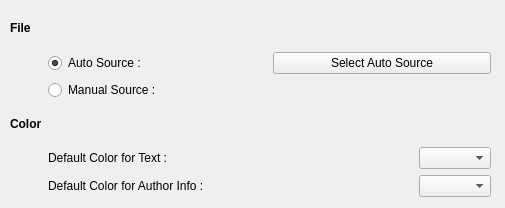
Before: the Qt Designer form plasmoid/contents/ui/generalconfig.ui in vesgel/rollingboard, drawn with Qt 5.
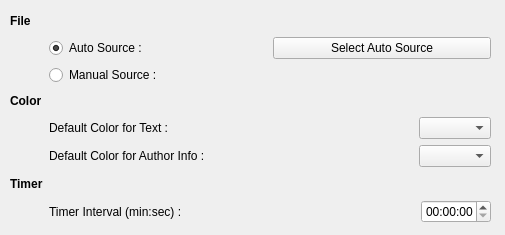
After: the same form once the commit is applied. Custom widgets are drawn as their Qt base class.

Commit message:
* Updated ui files. * Updated configs module. * Updated widgets module.    - Current ASPopup has some problems.      - An operational method causes to delay on plasma configuration window while it is opening.      - We do not select one of installed sources.      - I will do some structural changes on ASPopup. * Updated main module. * And some cosmetic changes.
Now, timer works!

```diff
--- a/plasmoid/contents/ui/generalconfig.ui
+++ b/plasmoid/contents/ui/generalconfig.ui
@@ -7,13 +7,13 @@
     <x>0</x>
     <y>0</y>
     <width>505</width>
-    <height>208</height>
+    <height>235</height>
    </rect>
   </property>
   <property name="minimumSize">
    <size>
     <width>505</width>
-    <height>208</height>
+    <height>235</height>
    </size>
   </property>
   <property name="windowTitle">
@@ -25,7 +25,7 @@
      <x>10</x>
      <y>10</y>
      <width>481</width>
-     <height>187</height>
+     <height>213</height>
     </rect>
    </property>
    <layout class="QGridLayout" name="gridLayout_2">
@@ -149,6 +149,46 @@
        <widget class="QPushButton" name="autoSource">
         <property name="text">
          <string>Select Auto Source</string>
+        </property>
+        <property name="checkable">
+         <bool>false</bool>
+        </property>
+        <property name="autoExclusive">
+         <bool>false</bool>
+        </property>
+       </widget>
+      </item>
+     </layout>
+    </item>
+    <item row="5" column="0">
+     <widget class="QLabel" name="lbl_timer">
+      <property name="font">
+       <font>
+        <weight>75</weight>
+        <bold>true</bold>
+       </font>
+      </property>
+      <property name="text">
+       <string>Timer</string>
+      </property>
+     </widget>
+    </item>
+    <item row="6" column="1">
+     <layout class="QHBoxLayout" name="horizontalLayout">
+      <item>
+       <widget class="QLabel" name="lbl_timerInterval">
+        <property name="text">
+         <string>Timer Interval (min:sec) :</string>
+        </property>
+       </widget>
+      </item>
+      <item>
+       <widget class="QTimeEdit" name="timeEdit">
+        <property name="maximumSize">
+         <size>
+          <width>70</width>
+          <height>16777215</height>
+         </size>
         </property>
        </widget>
       </item>
```
The commit also changes 4 other files.
